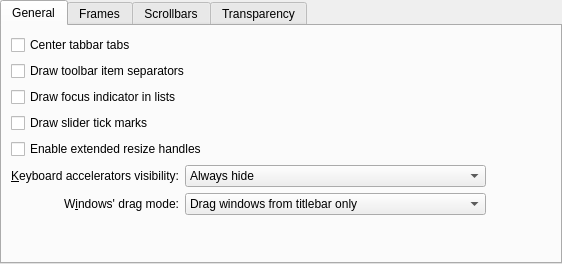
Old version of the form kstyle/config/ui/breezestyleconfig.ui in the repository KDE/breeze.
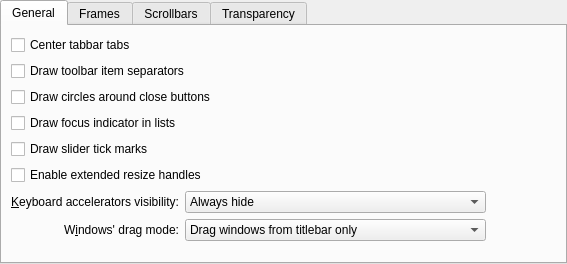
New version of the form.

Commit message:
Move close button circle option to general settings
This affects in-window close buttons too, not just decoration buttons.
So, this should be located in the general settings instead of decoration-
specific settings.

FIXED-IN: 5.25

Patch:
```diff
--- a/kstyle/config/ui/breezestyleconfig.ui
+++ b/kstyle/config/ui/breezestyleconfig.ui
@@ -6,7 +6,7 @@
    <rect>
     <x>0</x>
     <y>0</y>
-    <width>562</width>
+    <width>567</width>
     <height>264</height>
    </rect>
   </property>
@@ -39,7 +39,73 @@
        <string>General</string>
       </attribute>
       <layout class="QGridLayout" name="gridLayout">
-       <item row="6" column="1">
+       <item row="10" column="1" colspan="3">
+        <spacer name="verticalSpacer">
+         <property name="orientation">
+          <enum>Qt::Vertical</enum>
+         </property>
+         <property name="sizeHint" stdset="0">
+          <size>
+           <width>20</width>
+           <height>49</height>
+          </size>
+         </property>
+        </spacer>
+       </item>
+       <item row="8" column="2" colspan="2">
+        <widget class="QComboBox" name="_mnemonicsMode">
+         <item>
+          <property name="text">
+           <string>Always hide</string>
+          </property>
+         </item>
+         <item>
+          <property name="text">
+           <string>Show when Alt key is pressed</string>
+          </property>
+         </item>
+         <item>
+          <property name="text">
+           <string>Always show</string>
+          </property>
+         </item>
+        </widget>
+       </item>
+       <item row="5" column="1" colspan="4">
+        <widget class="QCheckBox" name="_splitterProxyEnabled">
+         <property name="text">
+          <string>Enable extended resize handles</string>
+         </property>
+        </widget>
+       </item>
+       <item row="0" column="1" colspan="4">
+        <widget class="QCheckBox" name="_tabBarDrawCenteredTabs">
+         <property name="text">
+          <string>Center tabbar tabs</string>
+         </property>
+        </widget>
+       </item>
+       <item row="8" column="1">
+        <widget class="QLabel" name="_mnemonicsLabel">
+         <property name="text">
+          <string>&amp;Keyboard accelerators visibility:</string>
+         </property>
+         <property name="alignment">
+          <set>Qt::AlignRight|Qt::AlignTrailing|Qt::AlignVCenter</set>
+         </property>
+         <property name="buddy">
+          <cstring>_mnemonicsMode</cstring>
+         </property>
+        </widget>
+       </item>
+       <item row="1" column="1" colspan="4">
+        <widget class="QCheckBox" name="_toolBarDrawItemSeparator">
+         <property name="text">
+          <string>Draw toolbar item separators</string>
+         </property>
+        </widget>
+       </item>
+       <item row="9" column="1">
         <widget class="QLabel" name="_windowDragLabel">
          <property name="sizePolicy">
           <sizepolicy hsizetype="Preferred" vsizetype="Preferred">
@@ -58,46 +124,14 @@
          </property>
         </widget>
        </item>
-       <item row="2" column="1" colspan="4">
+       <item row="3" column="1" colspan="4">
         <widget class="QCheckBox" name="_viewDrawFocusIndicator">
          <property name="text">
           <string>Draw focus indicator in lists</string>
          </property>
         </widget>
        </item>
-       <item row="5" column="1">
-        <widget class="QLabel" name="_mnemonicsLabel">
-         <property name="text">
-          <string>&amp;Keyboard accelerators visibility:</string>
-         </property>
-         <property name="alignment">
-          <set>Qt::AlignRight|Qt::AlignTrailing|Qt::AlignVCenter</set>
-         </property>
-         <property name="buddy">
-          <cstring>_mnemonicsMode</cstring>
-         </property>
-        </widget>
-       </item>
-       <item row="5" column="2" colspan="2">
-        <widget class="QComboBox" name="_mnemonicsMode">
-         <item>
-          <property name="text">
-           <string>Always hide</string>
-          </property>
-         </item>
-         <item>
-          <property name="text">
-           <string>Show when Alt key is pressed</string>
-          </property>
-         </item>
-         <item>
-          <property name="text">
-           <string>Always show</string>
-          </property>
-         </item>
-        </widget>
-       </item>
-       <item row="5" column="4">
+       <item row="8" column="4">
         <spacer name="horizontalSpacer_3">
          <property name="orientation">
           <enum>Qt::Horizontal</enum>
@@ -110,7 +144,14 @@
          </property>
         </spacer>
        </item>
-       <item row="6" column="2" colspan="2">
+       <item row="4" column="1" colspan="4">
+        <widget class="QCheckBox" name="_sliderDrawTickMarks">
+         <property name="text">
+          <string>Draw slider tick marks</string>
+         </property>
+        </widget>
+       </item>
+       <item row="9" column="2" colspan="2">
         <widget class="QComboBox" name="_windowDragMode">
          <item>
           <property name="text">
@@ -129,44 +170,10 @@
          </item>
         </widget>
        </item>
-       <item row="7" column="1" colspan="3">
-        <spacer name="verticalSpacer">
-         <property name="orientation">
-          <enum>Qt::Vertical</enum>
-         </property>
-         <property name="sizeHint" stdset="0">
-          <size>
-           <width>20</width>
-           <height>49</height>
-          </size>
-         </property>
-        </spacer>
-       </item>
-       <item row="0" column="1" colspan="4">
-        <widget class="QCheckBox" name="_tabBarDrawCenteredTabs">
+       <item row="2" column="1" colspan="2">
+        <widget class="QCheckBox" name="_outlineCloseButton">
          <property name="text">
-          <string>Center tabbar tabs</string>
-         </property>
-        </widget>
-       </item>
-       <item row="1" column="1" colspan="4">
-        <widget class="QCheckBox" name="_toolBarDrawItemSeparator">
-         <property name="text">
-          <string>Draw toolbar item separators</string>
-         </property>
-        </widget>
-       </item>
-       <item row="3" column="1" colspan="4">
-        <widget class="QCheckBox" name="_sliderDrawTickMarks">
-         <property name="text">
-          <string>Draw slider tick marks</string>
-         </property>
-        </widget>
-       </item>
-       <item row="4" column="1" colspan="4">
-        <widget class="QCheckBox" name="_splitterProxyEnabled">
-         <property name="text">
-          <string>Enable extended resize handles</string>
+          <string>Draw circles around close buttons</string>
          </property>
         </widget>
        </item>
```
Left out of the diff: 3 changed lines with no effect on the pictures. The commit also changes 3 other files.
